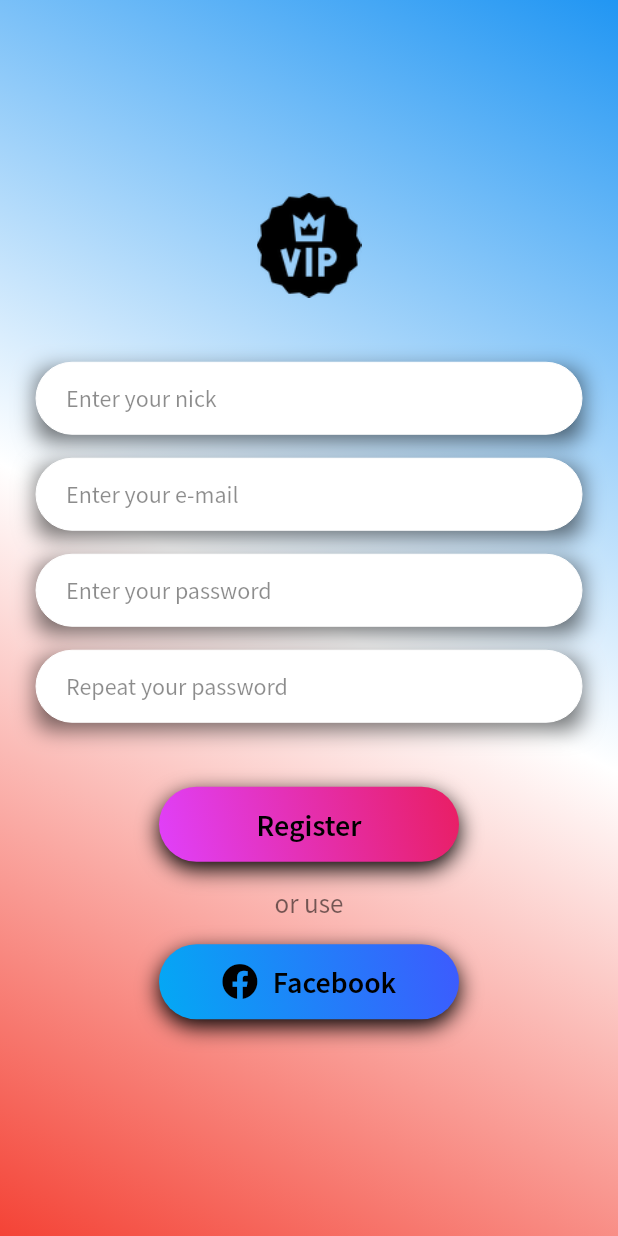
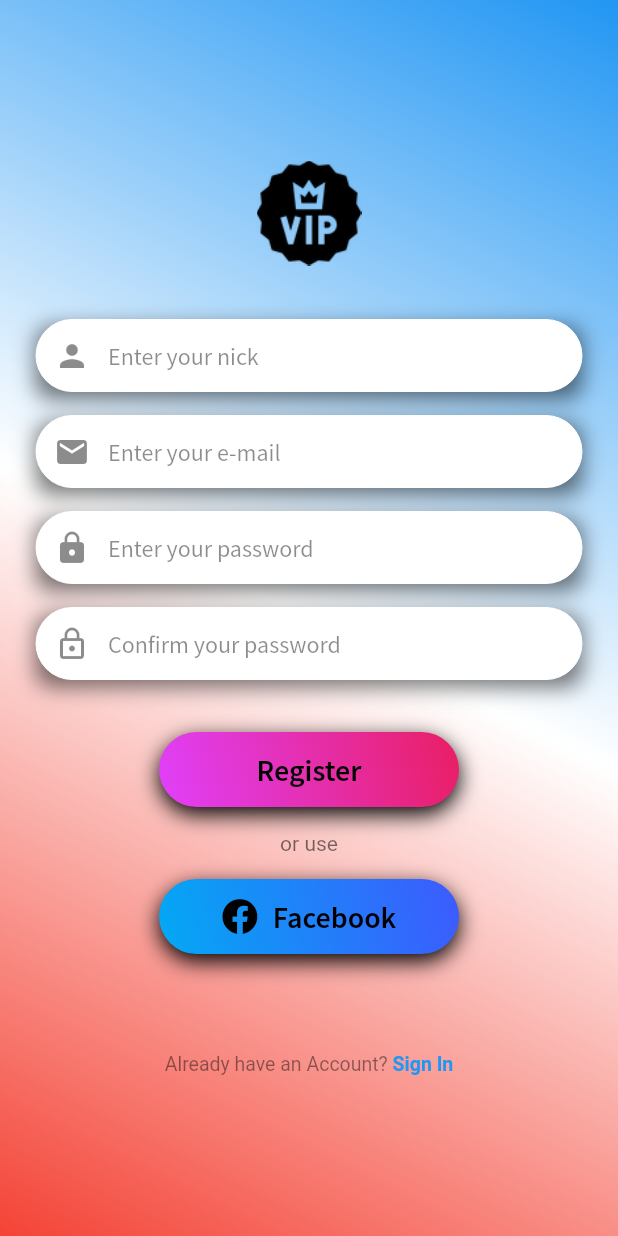
Before and after one commit to tpal-dev/Flutter_iOS_Android_Web_VIP_CHAT, a Flutter app: the RegistrationScreen screen opened by its route, on a phone screen of 412 x 824 dp. Run offline on Flutter 3.47's test engine with Material 2 defaults, Android fonts, the phone set to English and light mode, and no system bars; our stand-ins replace animated_text_kit, font_awesome_flutter.

Commit message:
refactoring UI login and registration screen

```diff
--- a/lib/main.dart
+++ b/lib/main.dart
@@ -19,8 +19,8 @@ class MyApp extends StatelessWidget {
         textTheme: TextTheme(
           bodyText2: TextStyle(
               color: Colors.black54,
-              fontSize: 18,
-              fontFamily: kFontSourceSansPro,
+              fontSize: 14,
+              // fontFamily: kFontSourceSansPro,
               fontWeight: FontWeight.normal),
         ),
       ),
--- a/lib/screens/registration_screen.dart
+++ b/lib/screens/registration_screen.dart
@@ -1,6 +1,8 @@
 import 'package:flutter/material.dart';
+import 'package:flutter/rendering.dart';
 import 'package:font_awesome_flutter/font_awesome_flutter.dart';
 import 'package:vip_chat_app/constants.dart';
+import 'package:vip_chat_app/screens/login_screen.dart';
 import 'package:vip_chat_app/widgets/customized_icon_animated_button.dart';
 import 'package:vip_chat_app/widgets/customized_medium_animated_button.dart';
 import 'package:vip_chat_app/widgets/customized_white_textfield.dart';
@@ -13,6 +15,37 @@ class RegistrationScreen extends StatefulWidget {
 }
 
 class _RegistrationScreenState extends State<RegistrationScreen> {
+  Widget _buildSignIpBtn() {
+    return GestureDetector(
+      onTap: () => Navigator.pushNamed(context, LoginScreen.id),
+      child: MouseRegion(
+        cursor: SystemMouseCursors.click,
+        child: RichText(
+          text: TextSpan(
+            children: [
+              TextSpan(
+                text: 'Already have an Account? ',
+                style: TextStyle(
+                  color: Colors.black45,
+                  fontSize: 13.0,
+                  fontWeight: FontWeight.w400,
+                ),
+              ),
+              TextSpan(
+                text: 'Sign In',
+                style: TextStyle(
+                  color: Colors.blue,
+                  fontSize: 13.0,
+                  fontWeight: FontWeight.bold,
+                ),
+              ),
+            ],
+          ),
+        ),
+      ),
+    );
+  }
+
   @override
   Widget build(BuildContext context) {
     return Scaffold(
@@ -32,28 +65,42 @@ class _RegistrationScreenState extends State<RegistrationScreen> {
                   child: Image.asset('images/logo.png'),
                 ),
               ),
-              SizedBox(
-                height: 35.0,
-              ),
+              SizedBox(height: 20.0),
               CustomizedWhiteTextField(
+                icon: Icon(
+                  Icons.person,
+                  color: Colors.black45,
+                ),
                 hintText: 'Enter your nick',
                 onChanged: (value) {},
               ),
               CustomizedWhiteTextField(
+                icon: Icon(
+                  Icons.email,
+                  color: Colors.black45,
+                ),
                 hintText: 'Enter your e-mail',
                 onChanged: (value) {},
               ),
               CustomizedWhiteTextField(
+                icon: Icon(
+                  Icons.lock,
+                  color: Colors.black45,
+                ),
+                obscureText: true,
                 hintText: 'Enter your password',
                 onChanged: (value) {},
               ),
               CustomizedWhiteTextField(
-                hintText: 'Repeat your password',
+                icon: Icon(
+                  Icons.lock_outline,
+                  color: Colors.black45,
+                ),
+                obscureText: true,
+                hintText: 'Confirm your password',
                 onChanged: (value) {},
               ),
-              SizedBox(
-                height: 19.0,
-              ),
+              SizedBox(height: 19.0),
               CustomizedMediumAnimatedButton(
                 title: 'Register',
                 onTap: () {},
@@ -75,6 +122,8 @@ class _RegistrationScreenState extends State<RegistrationScreen> {
                   color: Colors.black,
                 ),
               ),
+              SizedBox(height: 50.0),
+              _buildSignIpBtn(),
             ],
           ),
         ),
--- a/lib/widgets/customized_text_button.dart
+++ b/lib/widgets/customized_text_button.dart
@@ -14,7 +14,7 @@ class CustomizedTextButton extends StatelessWidget {
   final Function onPressed;
   final String fontFamily;
   final FontWeight fontWeight;
-  final int fontSize;
+  final double fontSize;
   final Color color;
 
   @override
--- a/lib/widgets/customized_white_textfield.dart
+++ b/lib/widgets/customized_white_textfield.dart
@@ -5,15 +5,19 @@ class CustomizedWhiteTextField extends StatelessWidget {
   CustomizedWhiteTextField({
     @required this.hintText,
     @required this.onChanged,
+    this.icon,
+    this.obscureText,
   });
 
   final String hintText;
   final void Function(String) onChanged;
+  final Widget icon;
+  final bool obscureText;
 
   @override
   Widget build(BuildContext context) {
     return Padding(
-      padding: const EdgeInsets.symmetric(vertical: 8.0),
+      padding: const EdgeInsets.only(top: 16.0),
       child: Container(
         constraints: BoxConstraints(maxWidth: 400.0),
         decoration: BoxDecoration(
@@ -27,11 +31,13 @@ class CustomizedWhiteTextField extends StatelessWidget {
           ],
         ),
         child: TextField(
+          obscureText: obscureText ?? false,
           onChanged: onChanged,
           style: TextStyle(
             color: Colors.black,
           ),
           decoration: InputDecoration(
+            prefixIcon: icon ?? null,
             filled: true,
             fillColor: Colors.white,
             hintText: hintText,
```
Also changed, not shown: lib/screens/login_screen.dart (+98 -14 lines), lib/screens/welcome_screen.dart (+5 -9 lines).
